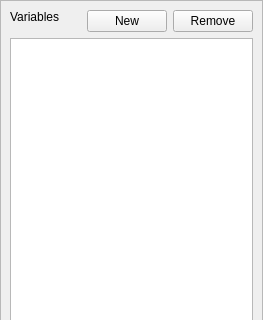
Qt form src/gui/datawidget.ui (caozhongxiao/espreso) before a commit; both pictures show x 0 to 263 and y 0 to 320 of the 263 by 560 pixel window.
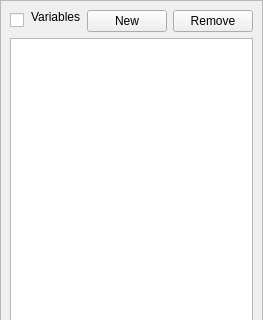
The same form after that commit.

Commit message: ENH: [GUI] Variables box hiding

Patch:
```diff
--- a/src/gui/datawidget.ui
+++ b/src/gui/datawidget.ui
@@ -46,6 +46,13 @@
      <layout class="QVBoxLayout" name="verticalLayout_2">
       <item>
        <layout class="QHBoxLayout" name="horizontalLayout">
+        <item>
+         <widget class="QCheckBox" name="chbVariables">
+          <property name="text">
+           <string/>
+          </property>
+         </widget>
+        </item>
         <item>
          <widget class="QLabel" name="lblVariables">
           <property name="sizePolicy">
```
The commit also changes 2 other files.
